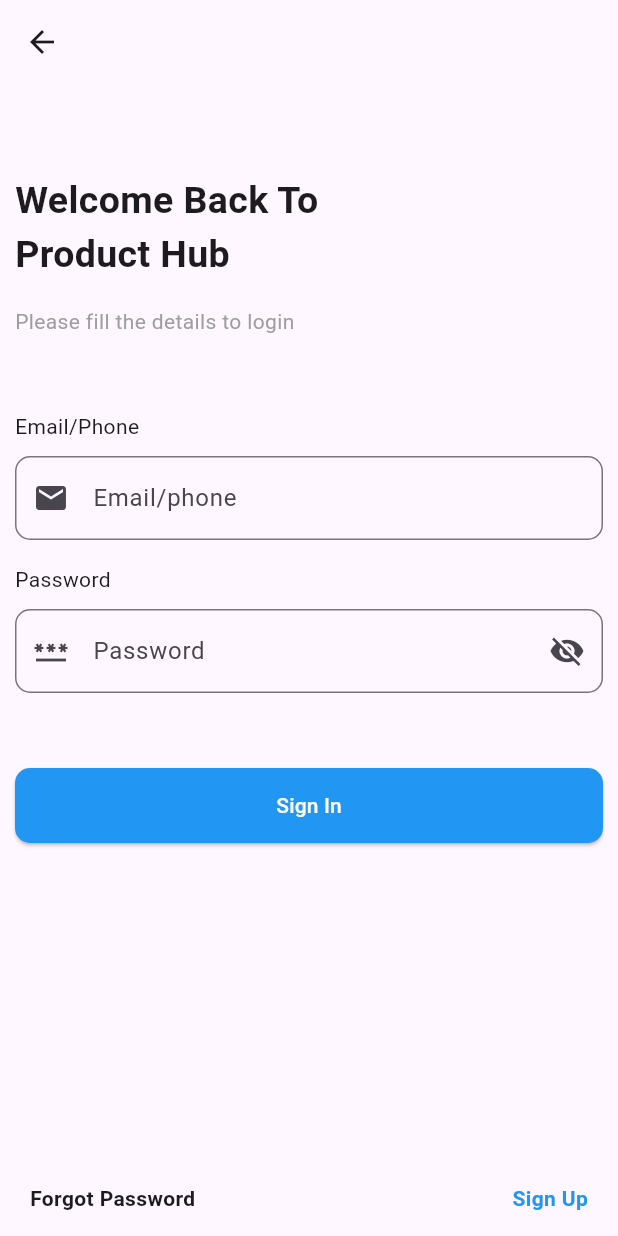
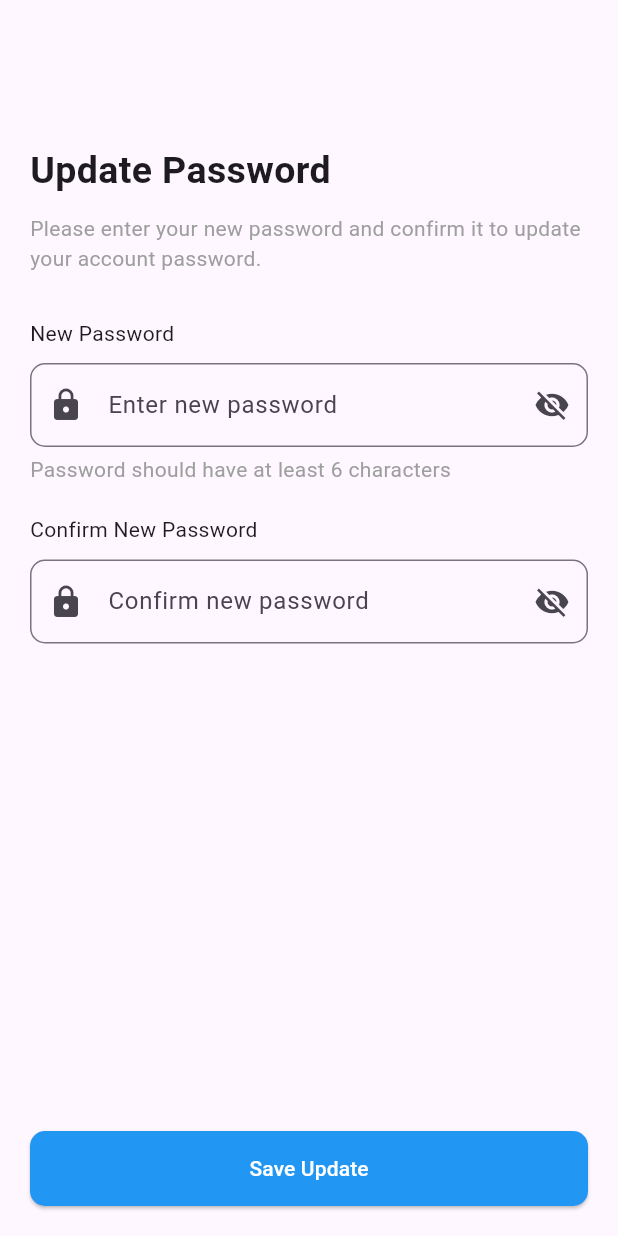
Before and after one commit to H-M-Sufyan/product_hub, a Flutter app: the screen it shows after launch, on a phone screen of 412 x 824 dp. Run offline on Flutter 3.47's test engine with Material 3 defaults, Android fonts, the phone set to English and light mode, and no system bars.

Commit message:
update password UI done

```diff
--- a/lib/main.dart
+++ b/lib/main.dart
@@ -1,6 +1,7 @@
 import 'package:flutter/material.dart';
 import 'package:product_hub/screens/auth-ui/profile-password.dart';
 import 'package:product_hub/screens/auth-ui/sign-in.dart';
+import 'package:product_hub/screens/auth-ui/update-password.dart';
 import 'package:product_hub/screens/auth-ui/verification.dart';
 
 void main() {
@@ -15,7 +16,7 @@ class MyApp extends StatelessWidget {
     return MaterialApp(
       debugShowCheckedModeBanner: false,
       title: 'Product Hub',
-      home: SignInScreen(),
+      home: UpdatePasswordScreen(),
     );
   }
 }
--- /dev/null
+++ b/lib/screens/auth-ui/update-password.dart
@@ -0,0 +1,145 @@
+import 'package:flutter/material.dart';
+import 'package:product_hub/utils/colors.dart';
+
+class UpdatePasswordScreen extends StatefulWidget {
+  const UpdatePasswordScreen({super.key});
+
+  @override
+  State<UpdatePasswordScreen> createState() => _UpdatePasswordScreenState();
+}
+
+class _UpdatePasswordScreenState extends State<UpdatePasswordScreen> {
+  TextEditingController newPasswordController = TextEditingController();
+  TextEditingController confirmPasswordController = TextEditingController();
+
+  bool obscureNewPassword = true;
+  bool obscureConfirmPassword = true;
+
+  @override
+  Widget build(BuildContext context) {
+    return Scaffold(
+      appBar: AppBar(
+        title: Text(''),
+        backgroundColor: Colors.transparent,
+        elevation: 0,
+      ),
+      body: SingleChildScrollView(
+        padding: const EdgeInsets.all(20.0),
+        child: Column(
+          crossAxisAlignment: CrossAxisAlignment.start,
+          children: [
+            SizedBox(height: 20),
+
+            Text(
+              "Update Password",
+              style: TextStyle(fontSize: 25, fontWeight: FontWeight.bold),
+            ),
+            SizedBox(height: 10),
+
+            Text(
+              "Please enter your new password and confirm it to update your account password.",
+              style: TextStyle(color: AppColors.fontSecondaryColor),
+            ),
+            SizedBox(height: 30),
+
+            Text("New Password"),
+            SizedBox(height: 10),
+            TextField(
+              controller: newPasswordController,
+              obscureText: obscureNewPassword,
+              decoration: InputDecoration(
+                hintText: "Enter new password",
+                prefixIcon: Icon(Icons.lock),
+                suffixIcon: IconButton(
+                  icon: Icon(
+                    obscureNewPassword
+                        ? Icons.visibility_off
+                        : Icons.visibility,
+                  ),
+                  onPressed: () {
+                    setState(() {
+                      obscureNewPassword = !obscureNewPassword;
+                    });
+                  },
+                ),
+                border: OutlineInputBorder(
+                  borderRadius: BorderRadius.circular(10),
+                ),
+              ),
+            ),
+
+            SizedBox(height: 5),
+            Text(
+              "Password should have at least 6 characters",
+              style: TextStyle(color: AppColors.fontSecondaryColor),
+            ),
+            SizedBox(height: 20),
+
+            Text("Confirm New Password"),
+            SizedBox(height: 10),
+            TextField(
+              controller: confirmPasswordController,
+              obscureText: obscureConfirmPassword,
+              decoration: InputDecoration(
+                hintText: "Confirm new password",
+                prefixIcon: Icon(Icons.lock),
+                suffixIcon: IconButton(
+                  icon: Icon(
+                    obscureConfirmPassword
+                        ? Icons.visibility_off
+                        : Icons.visibility,
+                  ),
+                  onPressed: () {
+                    setState(() {
+                      obscureConfirmPassword = !obscureConfirmPassword;
+                    });
+                  },
+                ),
+                border: OutlineInputBorder(
+                  borderRadius: BorderRadius.circular(10),
+                ),
+              ),
+            ),
+            SizedBox(height: 20),
+          ],
+        ),
+      ),
+
+      bottomNavigationBar: Padding(
+        padding: const EdgeInsets.all(20.0),
+        child: SizedBox(
+          height: 50,
+          width: double.infinity,
+          child: ElevatedButton(
+            onPressed: () {
+              // TODO: Add password update logic
+              if (newPasswordController.text.isEmpty ||
+                  confirmPasswordController.text.isEmpty) {
+                ScaffoldMessenger.of(context).showSnackBar(
+                  SnackBar(content: Text("Please fill both fields")),
+                );
+              } else if (newPasswordController.text !=
+                  confirmPasswordController.text) {
+                ScaffoldMessenger.of(context).showSnackBar(
+                  SnackBar(content: Text("Passwords do not match")),
+                );
+              } else {
+                print("Password updated successfully");
+              }
+            },
+            style: ElevatedButton.styleFrom(
+              backgroundColor: AppColors.buttonColor,
+              shape: RoundedRectangleBorder(
+                borderRadius: BorderRadius.circular(10),
+              ),
+            ),
+            child: Text(
+              "Save Update",
+              style: TextStyle(color: AppColors.fontColor),
+            ),
+          ),
+        ),
+      ),
+    );
+  }
+}
```
